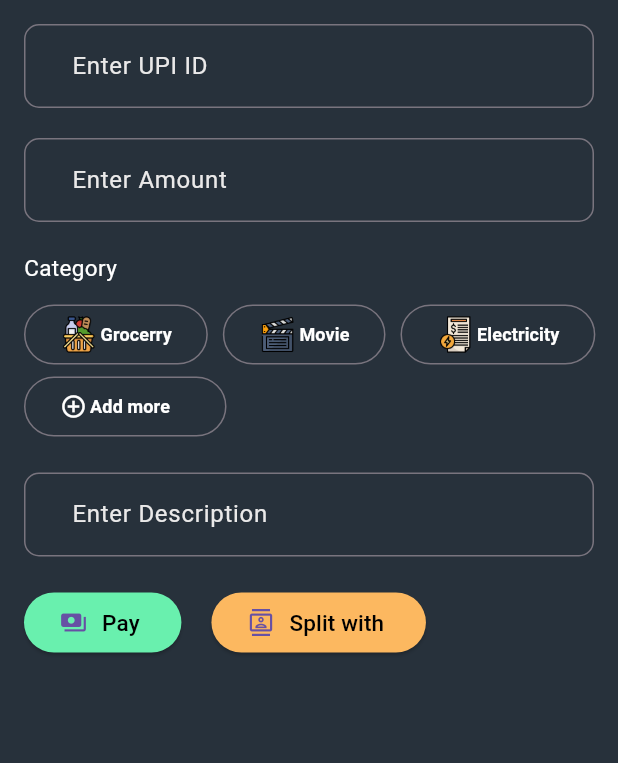
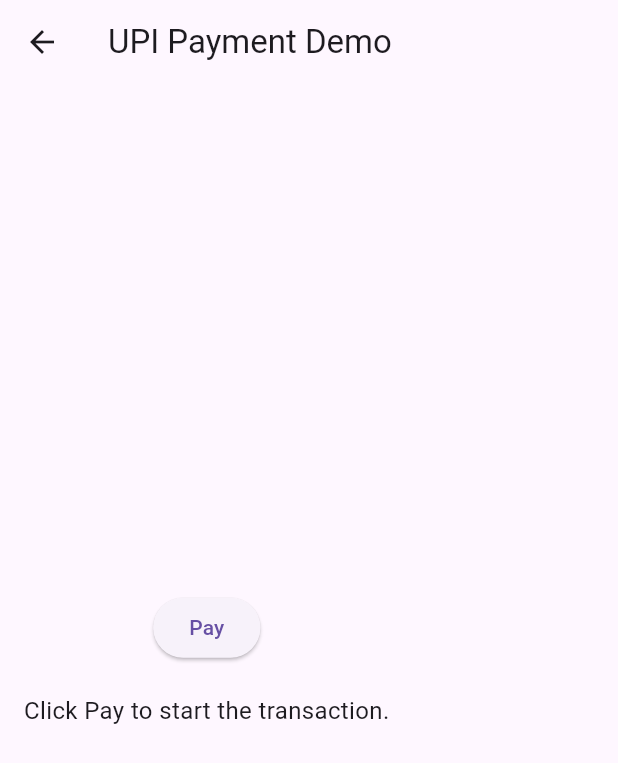
Before and after one commit to MdJunaidAhmed16/expense2, a Flutter app: the screen it shows after launch, on a phone screen of 412 x 824 dp. Shown: the top 763 px of the screen. Run offline on Flutter 3.47's test engine with Material 3 defaults, Android fonts, the phone set to English and light mode, and no system bars; our stand-ins replace google_fonts, icons_plus; missing offline and left inert: flutter_upi_payment.

```diff
--- /dev/null
+++ b/lib/demo/payment.dart
@@ -0,0 +1,78 @@
+import 'package:flutter/material.dart';
+import 'package:flutter_upi_payment/flutter_upi_payment.dart';
+
+class PaymentScreen extends StatefulWidget {
+  const PaymentScreen({super.key});
+
+  @override
+  State<PaymentScreen> createState() => _PaymentScreenState();
+}
+
+class _PaymentScreenState extends State<PaymentScreen> {
+  String text = "Click Pay to start the transaction.";
+
+  Future<void> makePayment() async {
+    try {
+      final upiApps = await FlutterUPIPayment.getUPIApps();
+
+      if (upiApps.isNotEmpty) {
+        final response = await FlutterUPIPayment.initiateTransaction(
+          upiId: 'mohammedabidah15-1@oksbi',
+          payeeName: 'Mohammed Abid Ahmed',
+          amount: '1',
+          mode: '00',
+          orgId: '000000',
+          appPackageName: upiApps[1].packageName,
+          // transactionRef: 'TXN123',
+          // transactionNote: 'Payment for goods',
+          //merchantCode: 'MERCHANT123',
+          //merchantId: 'MERCHANT456',
+          //storeId: 'STORE789',
+          //terminalId: 'TERMINAL000',
+        );
+
+        setState(() {
+          text = "Payment ${response.status}"; // Update the UI
+        });
+      } else {
+        setState(() {
+          text = "No UPI apps found.";
+        });
+      }
+    } catch (e) {
+      setState(() {
+        text = "Error: $e"; // Display error
+      });
+      debugPrint("Payment error: $e");
+    }
+  }
+
+  @override
+  Widget build(BuildContext context) {
+    return Scaffold(
+      appBar: AppBar(
+        title: const Text("UPI Payment Demo"),
+      ),
+      body: Padding(
+        padding: const EdgeInsets.all(16.0),
+        child: Column(
+          mainAxisAlignment: MainAxisAlignment.center,
+          children: [
+            ElevatedButton(
+              onPressed: () {
+                makePayment();
+              },
+              child: const Text('Pay'),
+            ),
+            const SizedBox(height: 20),
+            Text(
+              text,
+              textAlign: TextAlign.center,
+              style: const TextStyle(fontSize: 16),
+            ),
+          ],
+        ),
+      ),
+    );
+  }
+}
--- a/lib/main.dart
+++ b/lib/main.dart
@@ -13,7 +13,7 @@
   Widget build(BuildContext context) {
     return SafeArea(
       child: MaterialApp(
-        initialRoute: '/txnPage',
+        initialRoute: '/demo',
         onGenerateRoute: _router.routeGenerate,
       ),
     );
--- a/lib/routes/route_generator.dart
+++ b/lib/routes/route_generator.dart
@@ -1,4 +1,5 @@
 import 'package:expense_2/components/transaction_form.dart';
+import 'package:expense_2/demo/payment.dart';
 import 'package:expense_2/ui/home.dart';
 import 'package:flutter/cupertino.dart';
 
@@ -10,6 +11,7 @@
     switch(settings.name){
       case '/' : return CupertinoPageRoute(builder: (context) => const HomePage());
       case '/txnPage' : return CupertinoPageRoute(builder: (context) => const TxnForm());
+      case '/demo' : return CupertinoPageRoute(builder: (context) => PaymentScreen());
     }
     return null;
   }
--- a/pubspec.yaml
+++ b/pubspec.yaml
@@ -33,6 +33,8 @@
     sdk: flutter
   google_fonts: ^6.2.1
   icons_plus: ^5.0.0
+  flutter_upi_payment:
+    path: ../../flutter_upi_payment  # Or your actual plugin path  # Or your actual plugin path
 
 dev_dependencies:
   flutter_lints: ^4.0.0
```
Also changed, not shown: pubspec.lock, 4 other files.
